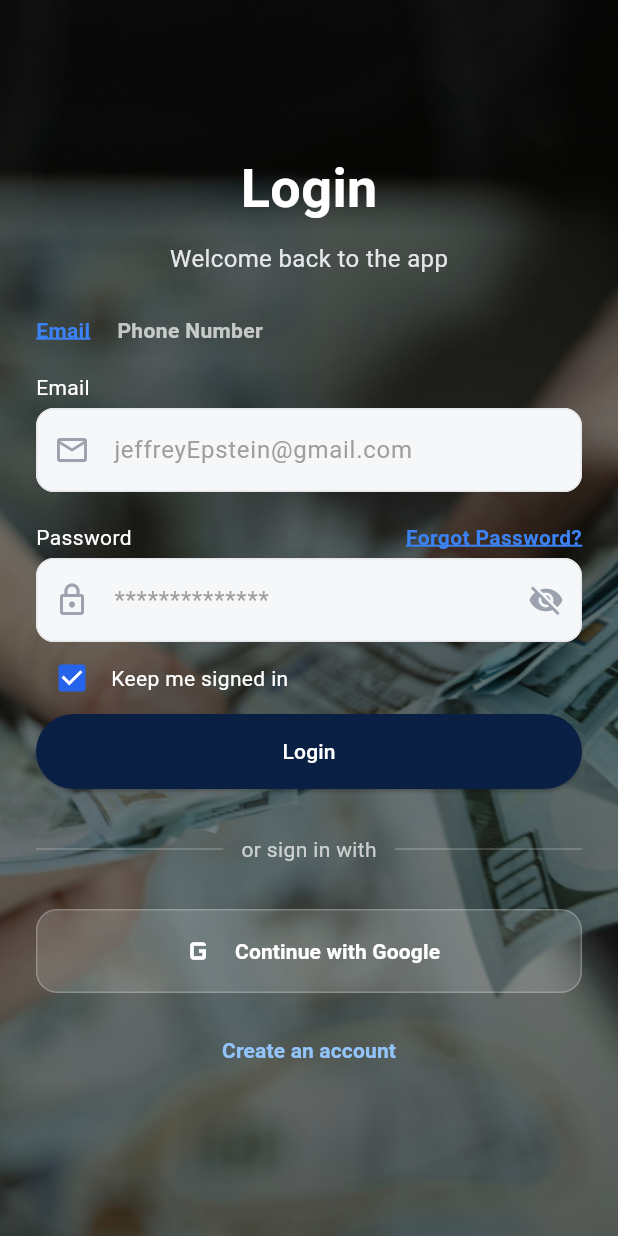
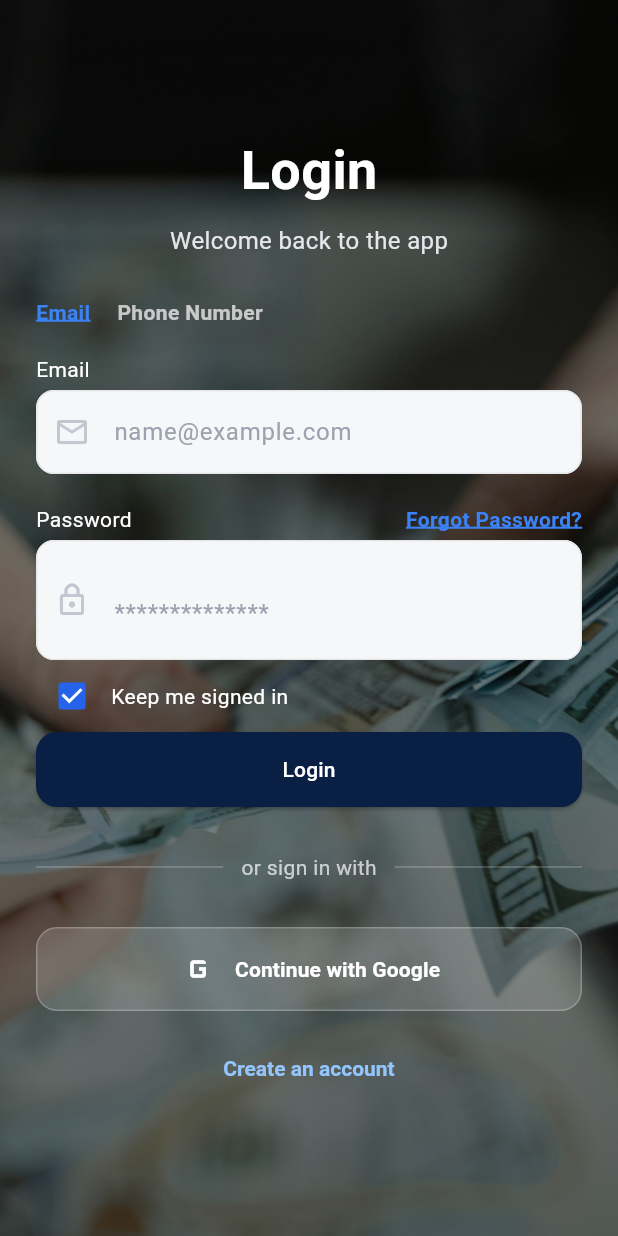
Before and after one commit to LeonL51/bagFlow, a Flutter app: the screen it shows after launch, after a tap on "Login", on a phone screen of 412 x 824 dp. Run offline on Flutter 3.47's test engine with Material 3 defaults, Android fonts, the phone set to English and light mode, and no system bars; our stand-ins replace firebase_core, flutter_riverpod, intl_phone_field; accounts and stored records are empty.

Commit message:
Extracted shared components from all the screen files into a new file that stores reusable widgets, themes, or helper classes

```diff
--- /dev/null
+++ b/lib/app_theme.dart
@@ -0,0 +1,87 @@
+import 'package:flutter/material.dart';
+
+class AppTheme {
+
+  static const Color primaryBlue = Color(0xFF2563EB);
+  static const Color deepBlue = Color(0xFF0A1F44);
+  static const Color inputFill = Color(0xFFF6F7F8);
+  static const Color inputHint = Color(0xFF9CA3AF);
+  static const Color inputBorder = Color(0xFFE5E7EB);
+  static const Color linkBlue = Color(0xFF93C5FD);
+
+  static ThemeData darkTheme = ThemeData(
+    useMaterial3: true,
+
+    scaffoldBackgroundColor: Colors.black,
+
+    colorScheme: ColorScheme.fromSeed(
+      seedColor: primaryBlue,
+      brightness: Brightness.dark,
+    ),
+
+    textTheme: const TextTheme(
+      headlineLarge: TextStyle(
+        fontSize: 36,
+        fontWeight: FontWeight.bold,
+        color: Color(0xFFE5E7EB),
+      ),
+
+      bodyLarge: TextStyle(
+        fontSize: 16,
+        color: Color(0xFFE5E7EB),
+      ),
+
+      bodyMedium: TextStyle(
+        fontSize: 14,
+        color: Colors.white,
+      ),
+    ),
+
+    inputDecorationTheme: InputDecorationTheme(
+      filled: true,
+      fillColor: inputFill,
+
+      hintStyle: const TextStyle(
+        color: inputHint,
+      ),
+
+      border: OutlineInputBorder(
+        borderRadius: BorderRadius.circular(12),
+        borderSide: const BorderSide(color: inputBorder),
+      ),
+
+      enabledBorder: OutlineInputBorder(
+        borderRadius: BorderRadius.circular(12),
+        borderSide: const BorderSide(color: inputBorder),
+      ),
+
+      focusedBorder: OutlineInputBorder(
+        borderRadius: BorderRadius.circular(12),
+        borderSide: const BorderSide(
+          color: primaryBlue,
+          width: 1.5,
+        ),
+      ),
+    ),
+
+    elevatedButtonTheme: ElevatedButtonThemeData(
+      style: ElevatedButton.styleFrom(
+        backgroundColor: deepBlue,
+        foregroundColor: Colors.white,
+        minimumSize: const Size(double.infinity, 50),
+        shape: RoundedRectangleBorder(
+          borderRadius: BorderRadius.circular(14),
+        ),
+      ),
+    ),
+
+    textButtonTheme: TextButtonThemeData(
+      style: TextButton.styleFrom(
+        foregroundColor: linkBlue,
+        textStyle: const TextStyle(
+          fontWeight: FontWeight.w700,
+        ),
+      ),
+    ),
+  );
+}
--- a/lib/main.dart
+++ b/lib/main.dart
@@ -3,6 +3,8 @@
 import 'package:firebase_core/firebase_core.dart';
 import 'firebase_options.dart';
 import 'screens/welcome_screen.dart';
+
+import 'package:bag_flow/app_theme.dart';
 
 Future<void> main() async {
   WidgetsFlutterBinding.ensureInitialized();
@@ -21,6 +23,7 @@
   Widget build(BuildContext context) {
     return MaterialApp(
       debugShowCheckedModeBanner: false,
+      theme: AppTheme.darkTheme,
       home: const WelcomeScreen()
     );
   }
--- a/lib/screens/login_screen.dart
+++ b/lib/screens/login_screen.dart
@@ -31,33 +31,6 @@
   bool _passHidden = true;
   bool _forgotPassword = true;
   bool _keepSignedIn = true;
-
-  InputDecoration _fieldDecoration({
-    required hintText,
-    required IconData icon,
-    Widget? suffix,
-  }) {
-    return InputDecoration(
-      hintText: hintText,
-      hintStyle: const TextStyle(color: Colors.grey),
-      filled: true,
-      fillColor: const Color(0xFFF6F7F8),
-      prefixIcon: Icon(icon, color: const Color(0xFF9CA3AF)),
-      suffixIcon: suffix,
-      border: OutlineInputBorder(
-        borderRadius: BorderRadius.circular(12),
-        borderSide: const BorderSide(color: Color(0xFFE5E7EB)),
-      ),
-      enabledBorder: OutlineInputBorder(
-        borderRadius: BorderRadius.circular(12),
-        borderSide: const BorderSide(color: Color(0xFFE5E7EB)),
-      ),
-      focusedBorder: OutlineInputBorder(
-        borderRadius: BorderRadius.circular(12),
-        borderSide: const BorderSide(color: Color(0xFF2563EB), width: 1.5),
-      ),
-    );
-  }
 
   @override
   Widget build(BuildContext context) {
@@ -223,9 +196,11 @@
           ? TextInputType.emailAddress
           : TextInputType.phone,
       style: const TextStyle(color: Colors.black),
-      decoration: _fieldDecoration(
-        hintText: "jeffreyEpstein@gmail.com",
-        icon: _useEmail ? Icons.email_outlined : Icons.phone_outlined,
+      decoration: InputDecoration(
+        hintText: "name@example.com",
+        prefixIcon: Icon(
+          _useEmail ? Icons.email_outlined : Icons.phone_outlined,
+        )
       ),
       validator: (value) {
         // What does this mean?
@@ -275,9 +250,9 @@
       controller: _passwordController,
       obscureText: _passHidden,
       style: const TextStyle(color: Colors.black),
-      decoration: _fieldDecoration(
+      decoration: InputDecoration(
         hintText: "**************",
-        icon: Icons.lock_outline,
+        prefixIcon: const Icon(Icons.lock_outline),
         suffix: IconButton(
           onPressed: () => setState(() => _passHidden = !_passHidden),
           icon: Icon(
```
